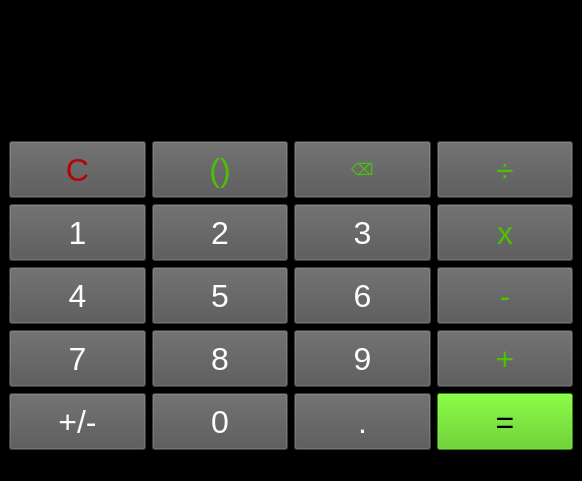
Bartiam/SimpleQtCalculator, file src/calculator.ui: the form before one commit.
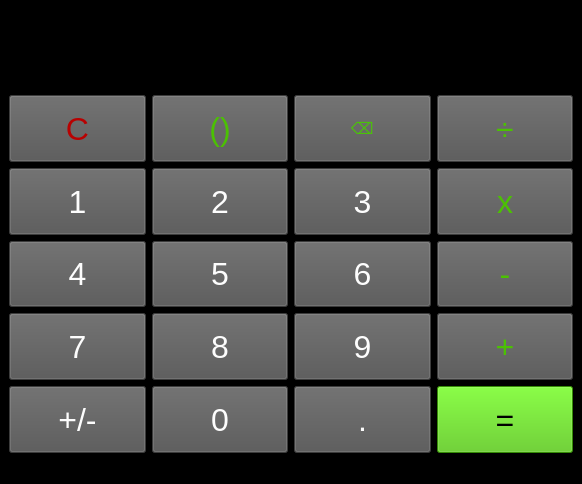
The form after the commit.

What changed in the file:
```diff
--- a/src/calculator.ui
+++ b/src/calculator.ui
@@ -7,7 +7,7 @@
     <x>0</x>
     <y>0</y>
     <width>582</width>
-    <height>481</height>
+    <height>484</height>
    </rect>
   </property>
   <property name="windowTitle">
@@ -62,39 +62,6 @@
         </property>
        </widget>
       </item>
-      <item>
-       <widget class="QLineEdit" name="lineEdit_2">
-        <property name="sizePolicy">
-         <sizepolicy hsizetype="Expanding" vsizetype="Fixed">
-          <horstretch>0</horstretch>
-          <verstretch>0</verstretch>
-         </sizepolicy>
-        </property>
-        <property name="minimumSize">
-         <size>
-          <width>0</width>
-          <height>40</height>
-         </size>
-        </property>
-        <property name="font">
-         <font>
-          <pointsize>16</pointsize>
-         </font>
-        </property>
-        <property name="layoutDirection">
-         <enum>Qt::LeftToRight</enum>
-        </property>
-        <property name="styleSheet">
-         <string notr="true">color: rgb(180, 180, 180);</string>
-        </property>
-        <property name="text">
-         <string/>
-        </property>
-        <property name="alignment">
-         <set>Qt::AlignRight|Qt::AlignTrailing|Qt::AlignVCenter</set>
-        </property>
-       </widget>
-      </item>
       <item>
        <layout class="QGridLayout" name="gridLayout">
         <item row="9" column="2">
```
